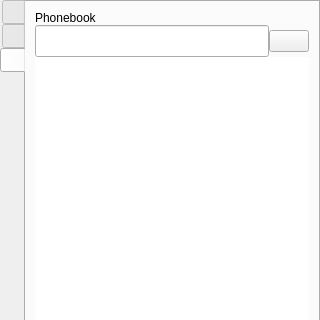
First picture: the form in src/tools/customwidgets/calldialog_base.ui, repository AlekSi/Jabbin, before the edit; both pictures show x 0 to 320 and y 0 to 320 of the 320 by 665 pixel window.
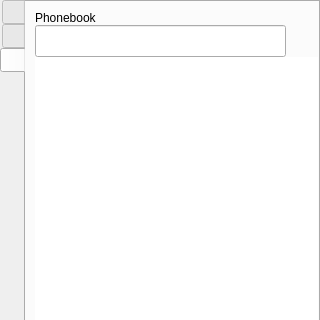
Second picture: the form after the edit. Icons and pictures are not drawn. Custom widgets are drawn as their Qt base class.

Commit message: Phonebook cleaned to be a perfect model/view -> we now have sorting and filtering

The edit to the form file:
```diff
--- a/src/tools/customwidgets/calldialog_base.ui
+++ b/src/tools/customwidgets/calldialog_base.ui
@@ -311,6 +311,9 @@
              <property name="spacing" >
               <number>0</number>
              </property>
+             <property name="rightMargin" >
+              <number>0</number>
+             </property>
              <item>
               <widget class="QLabel" name="labelPhonebook" >
                <property name="text" >
@@ -334,7 +337,7 @@
                  <property name="maximumSize" >
                   <size>
                    <width>16777215</width>
-                   <height>36</height>
+                   <height>32</height>
                   </size>
                  </property>
                 </widget>
@@ -344,6 +347,11 @@
                  <property name="toolTip" >
                   <string>Add contact</string>
                  </property>
+                 <property name="styleSheet" >
+                  <string notr="true" >QPushButton {
+    border: none;
+}</string>
+                 </property>
                  <property name="text" >
                   <string/>
                  </property>
@@ -361,24 +369,7 @@
                 <bool>true</bool>
                </property>
                <property name="styleSheet" >
-                <string notr="true" >QListView {
-    /*show-decoration-selected: 1;
-    selection-color: black;
-    selection-background-color: rgb(232, 242, 255);*/
-    color: rgba(255,255,255,0);
-    selection-color: rgba(255,255,255,0);
-    background-color: rgb(255, 255, 255);
-    selection-background-color: rgb(255, 255, 255);
-}
-
-QListView::item:hover {
-    background: rgb(232, 242, 255);
-}
-/*
-QListView::item:selected {
-    background: rgb(232, 242, 255);
-}
-*/</string>
+                <string notr="true" />
                </property>
                <property name="frameShape" >
                 <enum>QFrame::NoFrame</enum>
```
Left out of the diff: 3 changed lines with no effect on the pictures. The commit also changes 4 other files.
